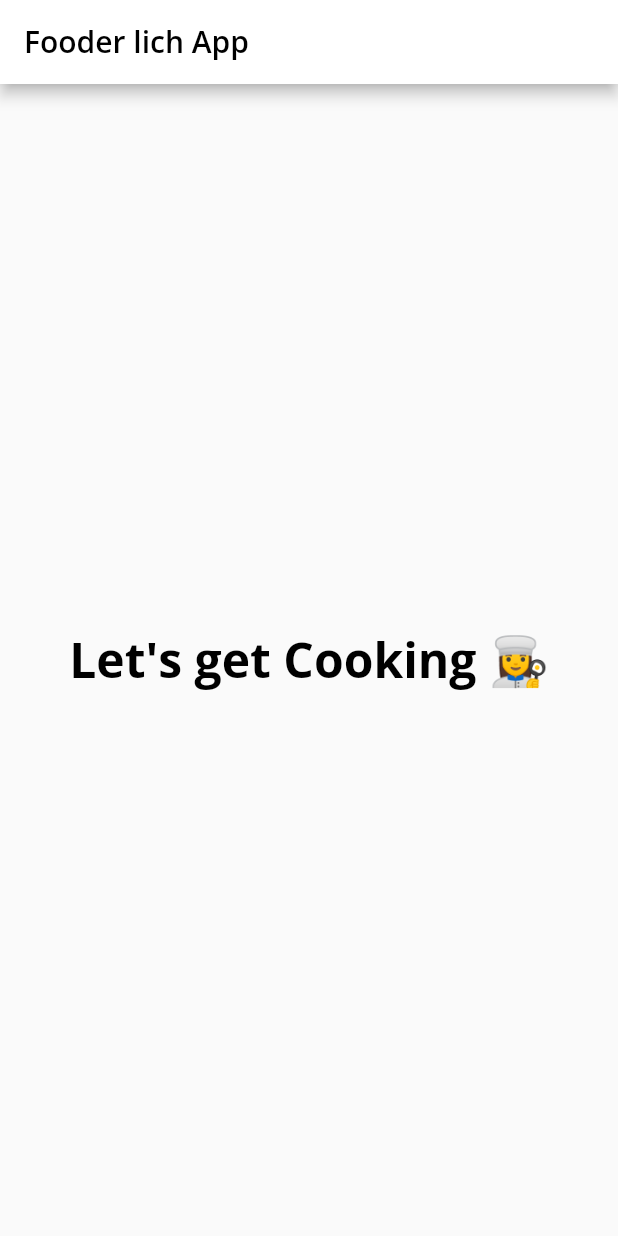
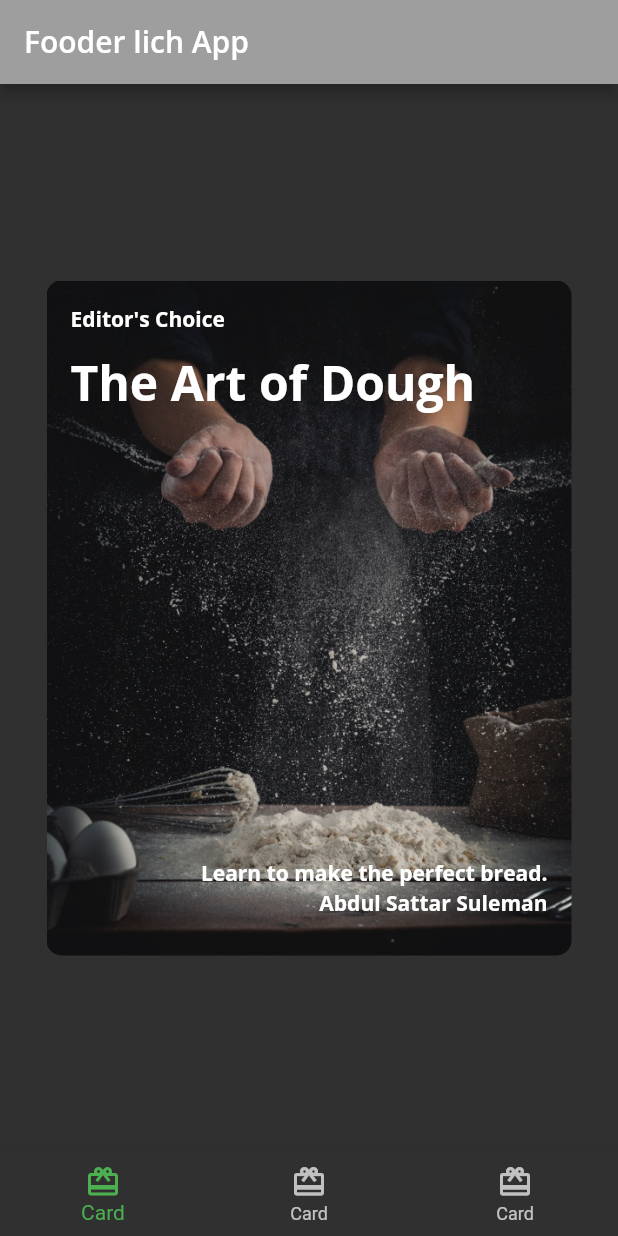
Before and after one commit to AbdulSattarSuleman/foodera-lich, a Flutter app: the screen it shows after launch, on a phone screen of 412 x 824 dp. Run offline on Flutter 3.47's test engine with Material 2 defaults, Android fonts, the light colour scheme and no system bars; our stand-ins replace google_fonts.

Commit message:
Recipe Card 2

```diff
--- /dev/null
+++ b/lib/card1.dart
@@ -0,0 +1,62 @@
+import 'package:flutter/material.dart';
+import 'fooderlich_theme.dart';
+
+class Card1 extends StatelessWidget {
+  const Card1({Key? key}) : super(key: key);
+  // 1
+  final String category = 'Editor\'s Choice';
+  final String title = 'The Art of Dough';
+  final String description = 'Learn to make the perfect bread.';
+  final String chef = 'Abdul Sattar Suleman';
+  @override
+  Widget build(BuildContext context) {
+    return Center(
+      // TODO: Card1 Decorate Container
+      child: Container(
+        padding: const EdgeInsets.all(16),
+        constraints: const BoxConstraints.expand(
+          width: 350,
+          height: 450,
+        ),
+        decoration: const BoxDecoration(
+            image: DecorationImage(
+              image: AssetImage('assets/images/mag1.png'),
+              fit: BoxFit.cover,
+            ),
+            borderRadius: BorderRadius.all(Radius.circular(10))),
+        // borderRadius: BorderRadius.circular(10.0)),
+        child: Stack(
+          children: [
+            Text(
+              category,
+              style: FooderlichTheme.darkTextTheme.bodyText1,
+            ),
+            Positioned(
+              child: Text(
+                title,
+                style: FooderlichTheme.darkTextTheme.headline1,
+              ),
+              top: 30,
+            ),
+            Positioned(
+              child: Text(
+                description,
+                style: FooderlichTheme.darkTextTheme.bodyText1,
+              ),
+              bottom: 30,
+              right: 0,
+            ),
+            Positioned(
+              child: Text(
+                chef,
+                style: FooderlichTheme.darkTextTheme.bodyText1,
+              ),
+              bottom: 10,
+              right: 0,
+            )
+          ],
+        ),
+      ),
+    );
+  }
+}
--- /dev/null
+++ b/lib/home.dart
@@ -0,0 +1,76 @@
+// ignore_for_file: prefer_const_literals_to_create_immutables
+
+import 'package:flutter/material.dart';
+import 'package:fooder_lich/card1.dart';
+
+class Home extends StatefulWidget {
+  const Home({Key? key}) : super(key: key);
+
+  @override
+  _HomeState createState() => _HomeState();
+}
+
+class _HomeState extends State<Home> {
+  int _selectedIndex = 0;
+
+  static List<Widget> pages = <Widget>[
+    Card1(),
+    // Container(
+    //   color: Colors.red,
+    // ),
+    //Card2();
+    Container(
+      color: Colors.green,
+    ),
+    //Card3();
+    Container(
+      color: Colors.blue,
+    ),
+  ];
+
+  void _onItemTapped(int index) {
+    setState(() {
+      _selectedIndex = index;
+    });
+  }
+
+  @override
+  Widget build(BuildContext context) {
+    return Scaffold(
+      // TODO: style the title
+
+      appBar: AppBar(
+        title: Text(
+          "Fooder lich App",
+          style: Theme.of(context).textTheme.headline6,
+        ),
+      ),
+      // TODO: style the body text
+      body: pages[_selectedIndex],
+      // 4
+      bottomNavigationBar: BottomNavigationBar(
+        // 5
+        selectedItemColor: Theme.of(context).textSelectionTheme.selectionColor,
+        // TODO: Set Selected tab bar
+        currentIndex: _selectedIndex,
+        // 6
+        onTap: _onItemTapped,
+        items: <BottomNavigationBarItem>[
+          // ignore: prefer_const_constructors
+          const BottomNavigationBarItem(
+            icon: Icon(Icons.card_giftcard),
+            label: 'Card',
+          ),
+          const BottomNavigationBarItem(
+            icon: Icon(Icons.card_giftcard),
+            label: 'Card',
+          ),
+          const BottomNavigationBarItem(
+            icon: Icon(Icons.card_giftcard),
+            label: 'Card',
+          ),
+        ],
+      ),
+    );
+  }
+}
--- a/lib/main.dart
+++ b/lib/main.dart
@@ -1,4 +1,5 @@
 import 'package:flutter/material.dart';
+import 'package:fooder_lich/home.dart';
 import 'fooderlich_theme.dart';
 
 void main() {
@@ -14,31 +15,14 @@ class Fooderlich extends StatelessWidget {
   @override
   Widget build(BuildContext context) {
     // TODO create theme
-    final theme = FooderlichTheme.light();
+    final theme = FooderlichTheme.dark();
     // TODO Apply Home Widget
     // 3
     return MaterialApp(
-      // TODO: Add theme
-      theme: theme,
-      title: 'Fooder lich',
-      // 4
-      home: Scaffold(
-        // TODO: style the title
-
-        appBar: AppBar(
-          title: Text(
-            "Fooder lich App",
-            style: theme.textTheme.headline6,
-          ),
-        ),
-        // TODO: style the body text
-        body: Center(
-          child: Text(
-            'Let\'s get Cooking 👩‍🍳',
-            style: theme.textTheme.headline1,
-          ),
-        ),
-      ),
-    );
+        // TODO: Add theme
+        theme: theme,
+        title: 'Fooder lich',
+        // 4
+        home: const Home());
   }
 }
--- a/pubspec.yaml
+++ b/pubspec.yaml
@@ -59,9 +59,9 @@ flutter:
   uses-material-design: true
 
   # To add assets to your application, add an assets section, like this:
-  # assets:
-  #   - images/a_dot_burr.jpeg
-  #   - images/a_dot_ham.jpeg
+  assets:
+    - assets/images/
+
 
   # An image asset can refer to one or more resolution-specific "variants", see
   # https://flutter.dev/assets-and-images/#resolution-aware.
```
Also changed, not shown: assets/images/mag1.png (added).
